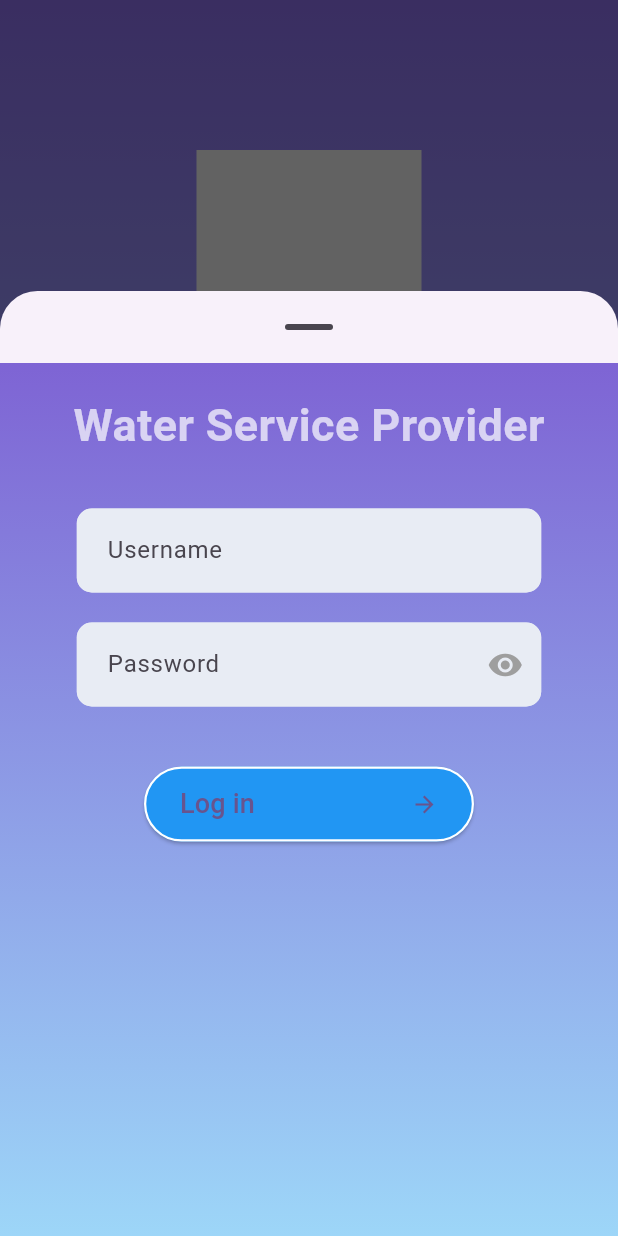
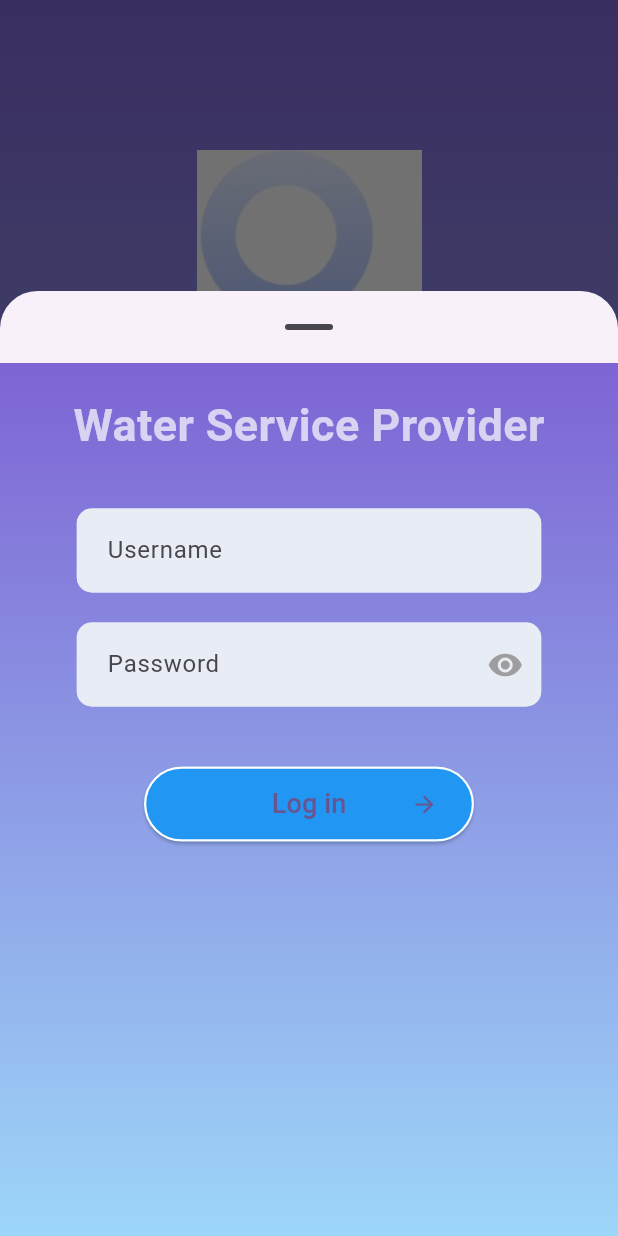
Before and after one commit to kimemia21/qiu, a Flutter app: the screen it shows after launch, after a tap on "Water Service Provider", on a phone screen of 412 x 824 dp. Run offline on Flutter 3.47's test engine with Material 3 defaults, Android fonts, the phone set to English and light mode, and no system bars; our stand-ins replace flutter_svg, get, google_fonts.

Commit message:
done with the suthentication pages

```diff
--- a/lib/views/signinpage.dart
+++ b/lib/views/signinpage.dart
@@ -26,8 +26,8 @@ class SignInScreen extends StatelessWidget {
             mainAxisAlignment: MainAxisAlignment.center,
             children: [
               SizedBox(height: 100),
-              SvgPicture.asset(
-                'assets/images/Logo.svg',
+              Image.asset(
+                'assets/images/Logo.jpeg',
                 height: 150,
               ),
               SizedBox(height: 20),
@@ -48,7 +48,7 @@ class SignInScreen extends StatelessWidget {
                   fontWeight: FontWeight.bold,
                 ),
               ),
-              SizedBox(height: 40),
+              SizedBox(height: 30),
               Text(
                 'Sign In As',
                 style: TextStyle(
@@ -69,9 +69,8 @@ class SignInScreen extends StatelessWidget {
               TextButton(
                 onPressed: () {
                   // Navigator.pushNamed(context, '/signup');
-                    Navigator.pushReplacement(context,
+                  Navigator.push(context,
                       MaterialPageRoute(builder: (context) => SignupScreen()));
-
                 },
                 child: RichText(
                   text: TextSpan(
@@ -116,16 +115,23 @@ class SignInScreen extends StatelessWidget {
           ),
         ),
         onPressed: () async {
-          // Navigator.pushNamed(context, '/login');
-          await LoginPage(Get.context!, ttype);
+          try {
+            await LoginPage(context, ttype);
+          } catch (e) {
+            debugPrint("error loginpage $e");
+          }
+
         },
-        child: Row(
-          mainAxisAlignment: MainAxisAlignment.spaceBetween,
-          children: [
-            Text(text, style: TextStyle(fontSize: 18)),
-            Icon(Icons.arrow_forward),
-          ],
-        ),
+        child:Stack(alignment: Alignment.center,children: [Center(child:  Text(text, style: TextStyle(fontSize: 18),)), Positioned(
+          right: 0,
+          child:    Icon(Icons.arrow_forward),)],)
+        //  Row(
+        //   mainAxisAlignment: MainAxisAlignment.spaceBetween,
+        //   children: [
+
+
+        //   ],
+        // ),
       ),
     );
   }
@@ -199,8 +205,11 @@ class LoginScreen extends StatelessWidget {
                                 TextButton(
                                   onPressed: () {
                                     //  Navigator.pushNamed(context, '/signup');
-                                       Navigator.pushReplacement(context,
-                      MaterialPageRoute(builder: (context) => SignupScreen()));
+                                    Navigator.pushReplacement(
+                                        context,
+                                        MaterialPageRoute(
+                                            builder: (context) =>
+                                                SignupScreen()));
                                   },
                                   child: RichText(
                                     text: TextSpan(
--- a/lib/views/widgets/globals.dart
+++ b/lib/views/widgets/globals.dart
@@ -4,9 +4,15 @@ class CustomTextfield extends StatefulWidget {
   final TextEditingController myController;
   final String? hintText;
   final bool? isPassword;
-  const CustomTextfield(
-      {Key? key, required this.myController, this.hintText, this.isPassword})
-      : super(key: key);
+  final String? Function(String?)? validator; // Add validator function
+
+  const CustomTextfield({
+    Key? key,
+    required this.myController,
+    this.hintText,
+    this.isPassword,
+    this.validator, // Accept validator as a parameter
+  }) : super(key: key);
 
   @override
   State<CustomTextfield> createState() => _CustomTextfieldState();
@@ -14,17 +20,18 @@ class CustomTextfield extends StatefulWidget {
 
 class _CustomTextfieldState extends State<CustomTextfield> {
   bool hidepass = false;
+
   @override
   void initState() {
     super.initState();
-    hidepass = widget.isPassword! ?? false;
+    hidepass = widget.isPassword ?? false;
   }
 
   @override
   Widget build(BuildContext context) {
     return Padding(
       padding: const EdgeInsets.all(10.0),
-      child: TextField(
+      child: TextFormField( // Use TextFormField instead of TextField
         keyboardType: widget.isPassword!
             ? TextInputType.visiblePassword
             : TextInputType.emailAddress,
@@ -57,10 +64,12 @@ class _CustomTextfieldState extends State<CustomTextfield> {
             borderRadius: BorderRadius.circular(10),
           ),
         ),
+        validator: widget.validator, // Pass the validator to TextFormField
       ),
     );
   }
 }
+
 
 Widget buildWideButton(
     BuildContext context, String text, Color color, onpressed,
@@ -109,11 +118,19 @@ Widget CustomButton(BuildContext context, String text, pressed) {
           ),
         ),
         onPressed: pressed,
-        child: Row(
-          mainAxisAlignment: MainAxisAlignment.spaceBetween,
+        child: Stack(
+          alignment: Alignment.center,
           children: [
-            Text(text, style: TextStyle(fontSize: 18)),
-            Icon(Icons.arrow_forward),
+            Center(
+              child: Text(
+                text,
+                style: TextStyle(fontSize: 18),
+              ),
+            ),
+            Positioned(
+              right: 0,
+              child: Icon(Icons.arrow_forward),
+            ),
           ],
         ),
       ),
```
Also changed, not shown: lib/views/login.dart (+38 -24 lines), lib/views/signinUpPage.dart (+9 -4 lines), lib/views/widgets/HomeScreen.dart (added, +137 -0 lines).
